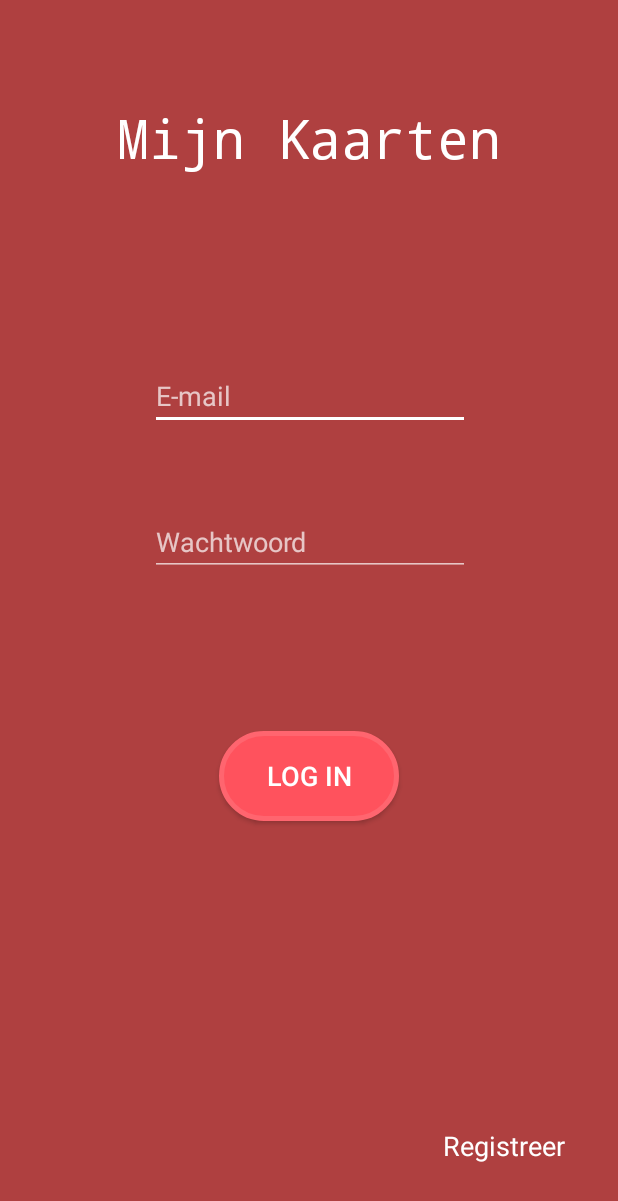
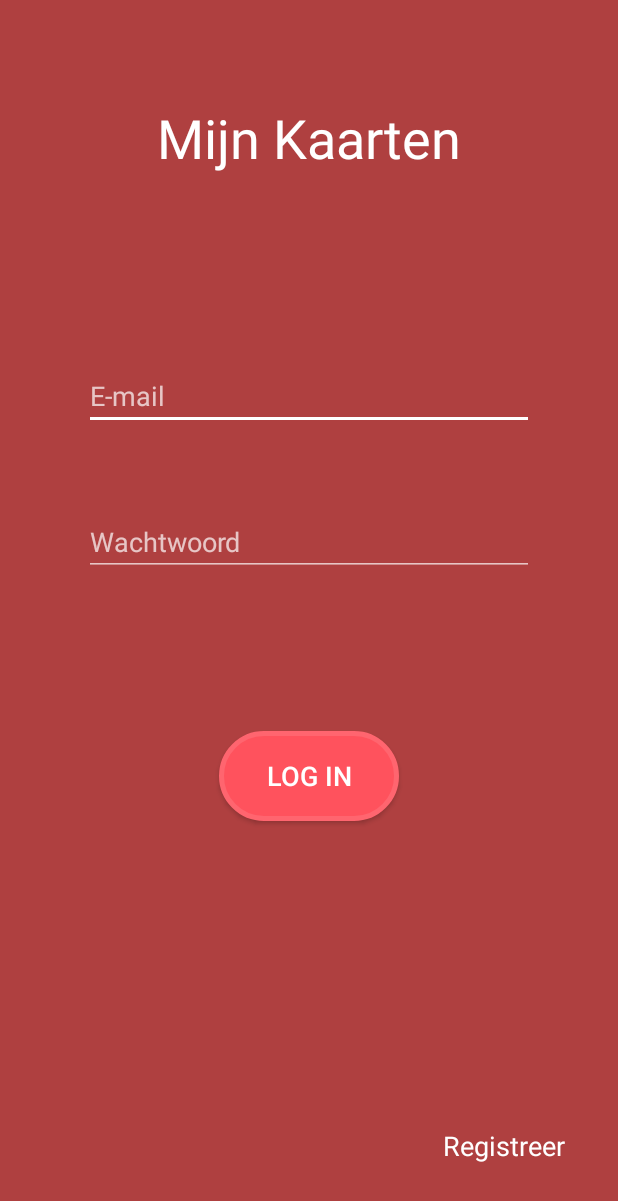
Before and after one commit to susannebink/myCardsApp, an Android app: the screen it shows after launch (LoginActivity), on a phone screen of 412 x 824 dp. Shown: the top 1201 px of the screen. Run offline under Robolectric (Android 15) with nearby library versions, the phone set to English and light mode, and no system bars; our stand-ins replace Firebase (no records; nobody signed in at launch, a user with empty details on screens opened directly).

Commit message:
Dialogs veranderd

```diff
--- a/app/src/main/java/com/example/susanne/mycardsapp/OverviewActivity.java
+++ b/app/src/main/java/com/example/susanne/mycardsapp/OverviewActivity.java
@@ -45,7 +45,7 @@ public class OverviewActivity extends AppCompatActivity {
         mAuth = FirebaseAuth.getInstance();
         id = mAuth.getUid();
 
-        progressDialog = new ProgressDialog(OverviewActivity.this);
+        progressDialog = new ProgressDialog(OverviewActivity.this, R.style.MyDialogTheme);
         progressDialog.setTitle("Kaarten aan het laden");
         progressDialog.setMessage("Even geduld aub");
         progressDialog.setCancelable(false);
@@ -127,6 +127,7 @@ public class OverviewActivity extends AppCompatActivity {
                 if (nUser == null){
                     Toast.makeText(OverviewActivity.this, "Uw lijst is nog leeg, voeg een kaart toe door " +
                             "op de 'Voeg een kaart toe' button te klikken", Toast.LENGTH_LONG).show();
+                    progressDialog.dismiss();
                 }
                 else {
                     setList(nUser);
@@ -281,7 +282,7 @@ public class OverviewActivity extends AppCompatActivity {
      * the user is updated in the database.
      */
     public void createDialog(final User nUser, final String name){
-        AlertDialog.Builder builder = new AlertDialog.Builder(OverviewActivity.this);
+        AlertDialog.Builder builder = new AlertDialog.Builder(OverviewActivity.this, R.style.MyDialogTheme);
         builder.setMessage("Weet u zeker dat u deze kaart wilt verwijderen?").setTitle("Verwijder kaart");
         builder.setPositiveButton("Ja, verwijder deze kaart", new DialogInterface.OnClickListener() {
             public void onClick(DialogInterface dialog, int i) {
--- a/app/src/main/java/com/example/susanne/mycardsapp/SaveCardActivity.java
+++ b/app/src/main/java/com/example/susanne/mycardsapp/SaveCardActivity.java
@@ -154,7 +154,7 @@ public class SaveCardActivity extends AppCompatActivity {
      * This function builds a dialog to alert the user about the given store name.
      */
     public void setNameDialog(final String store){
-        AlertDialog.Builder builder = new AlertDialog.Builder(SaveCardActivity.this);
+        AlertDialog.Builder builder = new AlertDialog.Builder(SaveCardActivity.this, R.style.MyDialogTheme);
         builder.setMessage("Let op. Google map services werken niet bij een verkeerde winkelnaam")
                 .setTitle("Winkelnaam invoeren");
 
@@ -222,7 +222,7 @@ public class SaveCardActivity extends AppCompatActivity {
      * Make a dialog for the user to whether update the chosen card or cancel the action.
      */
     public void makeDialog(final User nUser, final String chosen){
-        AlertDialog.Builder builder = new AlertDialog.Builder(SaveCardActivity.this);
+        AlertDialog.Builder builder = new AlertDialog.Builder(SaveCardActivity.this, R.style.MyDialogTheme);
         builder.setMessage("U heeft deze kaart al toegevoegd. Wilt u de barcode updaten?")
                 .setTitle("Barcode updaten");
         // User wants to update the barcode in the database, update this barcode.
--- a/app/src/main/res/layout/activity_login.xml
+++ b/app/src/main/res/layout/activity_login.xml
@@ -15,8 +15,7 @@
         android:layout_marginEnd="8dp"
         android:layout_marginStart="8dp"
         android:layout_marginTop="32dp"
-        android:fontFamily="monospace"
-        android:text="Mijn Kaarten"
+        android:text="@string/overview_title"
         android:textColor="@color/common_google_signin_btn_text_dark_default"
         android:textSize="36sp"
         app:layout_constraintBottom_toTopOf="@+id/email"
@@ -26,14 +25,14 @@
 
     <EditText
         android:id="@+id/email"
-        android:layout_width="wrap_content"
+        android:layout_width="300sp"
         android:layout_height="wrap_content"
         android:layout_marginBottom="8dp"
         android:layout_marginEnd="8dp"
         android:layout_marginStart="8dp"
         android:layout_marginTop="8dp"
         android:ems="10"
-        android:hint="E-mail"
+        android:hint="@string/e_mail"
         android:inputType="textEmailAddress"
         android:singleLine="false"
         android:textColor="#ffffff"
@@ -46,16 +45,16 @@
 
     <EditText
         android:id="@+id/password"
-        android:layout_width="wrap_content"
+        android:layout_width="300sp"
         android:layout_height="wrap_content"
         android:layout_marginBottom="60dp"
         android:layout_marginEnd="8dp"
         android:layout_marginStart="8dp"
         android:layout_marginTop="8dp"
+        android:ems="10"
+        android:hint="@string/password"
+        android:inputType="textPassword"
         android:textColor="#ffffff"
-        android:ems="10"
-        android:hint="Wachtwoord"
-        android:inputType="textPassword"
         app:layout_constraintBottom_toTopOf="@+id/login"
         app:layout_constraintEnd_toEndOf="parent"
         app:layout_constraintHorizontal_bias="0.503"
@@ -70,7 +69,7 @@
         android:layout_marginStart="268dp"
         android:layout_marginTop="320dp"
         android:onClick="goToRegister"
-        android:text="Registreer"
+        android:text="@string/registrer"
         android:textColor="@color/common_google_signin_btn_text_dark_default"
         android:textSize="18sp"
         app:layout_constraintBottom_toBottomOf="parent"
@@ -89,7 +88,7 @@
         android:layout_marginTop="8dp"
         android:background="@drawable/custom_button"
         android:onClick="signIn"
-        android:text="Log In"
+        android:text="@string/log_in"
         android:textColor="@color/common_google_signin_btn_text_dark_default"
         android:textSize="18sp"
         app:layout_constraintBottom_toBottomOf="parent"
--- a/app/src/main/res/layout/activity_overview.xml
+++ b/app/src/main/res/layout/activity_overview.xml
@@ -46,7 +46,7 @@
         android:layout_height="wrap_content"
         android:background="@drawable/custom_button"
         android:onClick="goToAddCard"
-        android:text="Voeg nieuwe kaart toe"
+        android:text="@string/add_card"
         android:textColor="@color/common_google_signin_btn_text_dark_default"
         android:textSize="16sp"
         app:layout_constraintBottom_toBottomOf="parent"
@@ -62,7 +62,7 @@
         android:layout_marginEnd="76dp"
         android:layout_marginStart="9dp"
         android:layout_marginTop="8dp"
-        android:text="Mijn Kaarten"
+        android:text="@string/overview_title"
         android:textColor="#ffffff"
         android:textSize="36sp"
         app:layout_constraintBottom_toTopOf="@+id/linearLayout"
@@ -80,7 +80,7 @@
         android:layout_marginTop="16dp"
         android:background="@drawable/custom_button"
         android:onClick="logOut"
-        android:text="Log Uit"
+        android:text="@string/log_out"
         android:textAlignment="center"
         android:textColor="@color/common_google_signin_btn_text_dark_default"
         android:textSize="18sp"
--- a/app/src/main/res/layout/activity_show_card.xml
+++ b/app/src/main/res/layout/activity_show_card.xml
@@ -27,7 +27,6 @@
             android:layout_width="340sp"
             android:layout_height="wrap_content"
             android:layout_weight="1"
-            android:text="Naam van de winkel"
             android:textAlignment="center"
             android:textColor="@color/common_google_signin_btn_text_dark_default"
             android:textSize="30sp" />
@@ -37,6 +36,7 @@
             android:layout_width="44sp"
             android:layout_height="44sp"
             android:layout_weight="1"
+            android:contentDescription="@string/show_if_favorite"
             android:background="@android:color/transparent"
             android:onClick="setFavorites"
             tools:layout_editor_absoluteX="302dp"
@@ -72,6 +72,7 @@
 
         <ImageView
             android:id="@+id/cardBarcode"
+            android:contentDescription="@string/barcode"
             android:layout_width="wrap_content"
             android:layout_height="wrap_content"
             android:textSize="24sp" />
@@ -115,7 +116,6 @@
             android:layout_width="wrap_content"
             android:layout_height="wrap_content"
             android:layout_weight="1"
-            android:text="1000 m"
             android:textColor="@android:color/white"
             android:textSize="18sp"
             tools:layout_editor_absoluteX="352dp" />
--- a/app/src/main/res/values/strings.xml
+++ b/app/src/main/res/values/strings.xml
@@ -1,3 +1,18 @@
 <resources>
     <string name="app_name">myCardsApp</string>
+    <string name="overview_title">Mijn Kaarten</string>
+    <string name="e_mail">E-mail</string>
+    <string name="register_password">Wachtwoord (minimaal 6 tekens)</string>
+    <string name="registrer">Registreer</string>
+    <string name="confirm_password">Bevestig wachtwoord</string>
+    <string name="password">Wachtwoord</string>
+    <string name="log_in">Log In</string>
+    <string name="add_card">Voeg nieuwe kaart toe</string>
+    <string name="log_out">Log Uit</string>
+    <string name="add">Voeg toe</string>
+    <string name="choose_store">Of kies zelf een winkel</string>
+    <string name="save">Sla kaart op</string>
+    <string name="initial_radius">1000 m</string>
+    <string name="show_if_favorite">show if favorite</string>
+    <string name="barcode">barcode</string>
 </resources>
--- a/app/src/main/res/values/styles.xml
+++ b/app/src/main/res/values/styles.xml
@@ -8,4 +8,9 @@
         <item name="colorAccent">@color/colorAccent</item>
     </style>
 
+    <style name="MyDialogTheme" parent="Theme.AppCompat.Light.Dialog.Alert">
+        <item name="android:background">#ffffff</item>
+        <item name="android:textColor">@color/colorPrimaryDark</item>
+    </style>
+
 </resources>
```
Also changed, not shown: app/src/main/java/com/example/susanne/mycardsapp/ShowCardActivity.java (+10 -11 lines), app/src/main/res/layout/activity_register.xml (+9 -10 lines), app/src/main/res/layout/activity_save_card.xml (+4 -3 lines).
